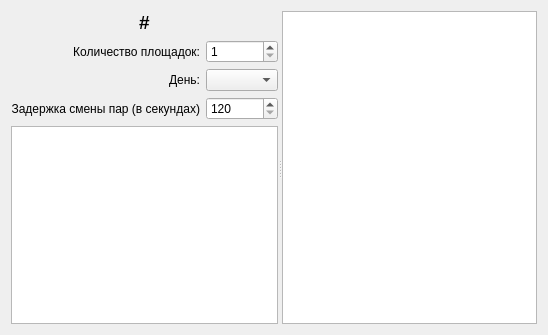
Qt form TournamentManager/dialogschedule2.ui (BarsukAlexey/xelarogi) before a commit.
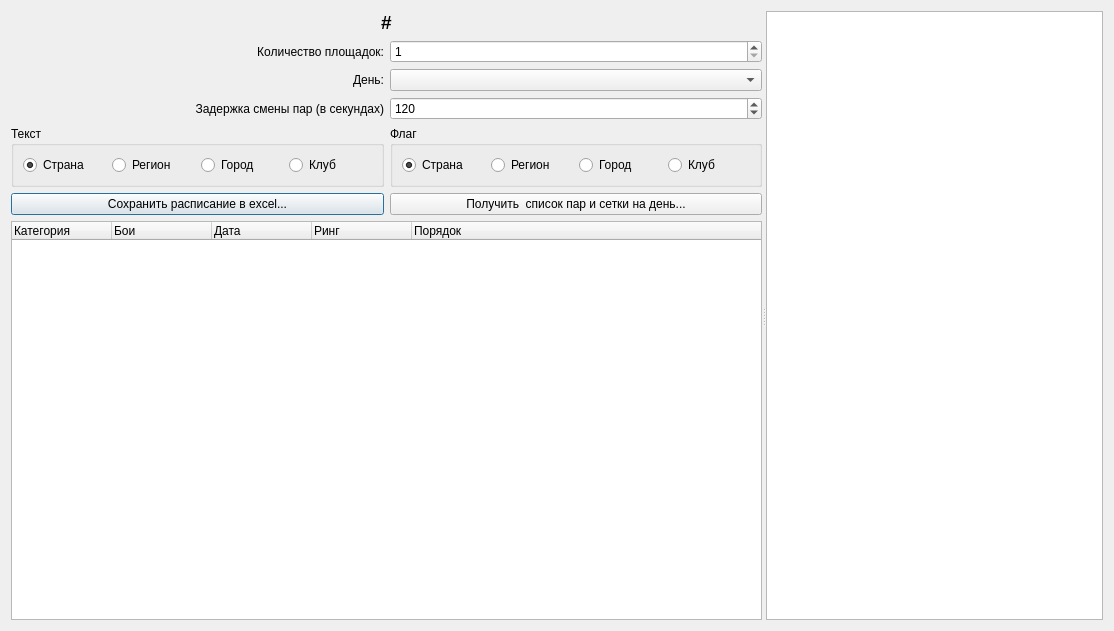
The same form after that commit. Custom widgets are drawn as their Qt base class.

The edit to the form file:
```diff
--- a/TournamentManager/dialogschedule2.ui
+++ b/TournamentManager/dialogschedule2.ui
@@ -6,8 +6,8 @@
    <rect>
     <x>0</x>
     <y>0</y>
-    <width>548</width>
-    <height>335</height>
+    <width>1114</width>
+    <height>631</height>
    </rect>
   </property>
   <property name="windowTitle">
@@ -16,6 +16,12 @@
   <layout class="QGridLayout" name="gridLayout_2">
    <item row="0" column="0">
     <widget class="QSplitter" name="splitter">
+     <property name="sizePolicy">
+      <sizepolicy hsizetype="Expanding" vsizetype="Preferred">
+       <horstretch>0</horstretch>
+       <verstretch>0</verstretch>
+      </sizepolicy>
+     </property>
      <property name="orientation">
       <enum>Qt::Horizontal</enum>
      </property>
@@ -31,6 +37,22 @@
          </property>
         </widget>
        </item>
+       <item row="3" column="1">
+        <widget class="QSpinBox" name="spinBoxDelay">
+         <property name="minimum">
+          <number>5</number>
+         </property>
+         <property name="maximum">
+          <number>100500</number>
+         </property>
+         <property name="singleStep">
+          <number>10</number>
+         </property>
+         <property name="value">
+          <number>120</number>
+         </property>
+        </widget>
+       </item>
        <item row="1" column="1">
         <widget class="QSpinBox" name="spinBoxRing">
          <property name="minimum">
@@ -41,26 +63,6 @@
          </property>
         </widget>
        </item>
-       <item row="3" column="0">
-        <widget class="QLabel" name="label_3">
-         <property name="text">
-          <string>Задержка смены пар (в секундах)</string>
-         </property>
-         <property name="alignment">
-          <set>Qt::AlignRight|Qt::AlignTrailing|Qt::AlignVCenter</set>
-         </property>
-        </widget>
-       </item>
-       <item row="3" column="1">
-        <widget class="QSpinBox" name="spinBoxRing_2">
-         <property name="minimum">
-          <number>120</number>
-         </property>
-         <property name="maximum">
-          <number>100500</number>
-         </property>
-        </widget>
-       </item>
        <item row="0" column="0" colspan="2">
         <widget class="QLabel" name="labelContest">
          <property name="font">
@@ -78,6 +80,16 @@
          </property>
         </widget>
        </item>
+       <item row="3" column="0">
+        <widget class="QLabel" name="label_3">
+         <property name="text">
+          <string>Задержка смены пар (в секундах)</string>
+         </property>
+         <property name="alignment">
+          <set>Qt::AlignRight|Qt::AlignTrailing|Qt::AlignVCenter</set>
+         </property>
+        </widget>
+       </item>
        <item row="2" column="0">
         <widget class="QLabel" name="label_2">
          <property name="text">
@@ -91,24 +103,150 @@
        <item row="2" column="1">
         <widget class="QComboBox" name="comboBoxDay"/>
        </item>
-       <item row="4" column="0" colspan="2">
+       <item row="7" column="0" colspan="2">
         <widget class="Dialogschedule2TreeWidget" name="treeWidget">
-         <attribute name="headerVisible">
-          <bool>false</bool>
-         </attribute>
+         <property name="focusPolicy">
+          <enum>Qt::ClickFocus</enum>
+         </property>
+         <property name="styleSheet">
+          <string notr="true"/>
+         </property>
+         <property name="columnCount">
+          <number>5</number>
+         </property>
          <column>
           <property name="text">
-           <string notr="true">1</string>
+           <string notr="true">Категория</string>
           </property>
          </column>
+         <column>
+          <property name="text">
+           <string notr="true">Бои</string>
+          </property>
+         </column>
+         <column>
+          <property name="text">
+           <string>Дата</string>
+          </property>
+         </column>
+         <column>
+          <property name="text">
+           <string>Ринг</string>
+          </property>
+         </column>
+         <column>
+          <property name="text">
+           <string>Порядок</string>
+          </property>
+         </column>
+        </widget>
+       </item>
+       <item row="4" column="0">
+        <widget class="QGroupBox" name="groupBox_2">
+         <property name="title">
+          <string>Текст</string>
+         </property>
+         <layout class="QHBoxLayout" name="horizontalLayout_2">
+          <item>
+           <widget class="QRadioButton" name="radioTextCountry">
+            <property name="text">
+             <string>Страна</string>
+            </property>
+            <property name="checked">
+             <bool>true</bool>
+            </property>
+           </widget>
+          </item>
+          <item>
+           <widget class="QRadioButton" name="radioTextRegion">
+            <property name="text">
+             <string>Регион</string>
+            </property>
+           </widget>
+          </item>
+          <item>
+           <widget class="QRadioButton" name="radioTextCity">
+            <property name="text">
+             <string>Город</string>
+            </property>
+           </widget>
+          </item>
+          <item>
+           <widget class="QRadioButton" name="radioTextClub">
+            <property name="text">
+             <string>Клуб</string>
+            </property>
+           </widget>
+          </item>
+         </layout>
+        </widget>
+       </item>
+       <item row="4" column="1">
+        <widget class="QGroupBox" name="groupBox">
+         <property name="title">
+          <string>Флаг</string>
+         </property>
+         <layout class="QHBoxLayout" name="horizontalLayout">
+          <item>
+           <widget class="QRadioButton" name="radioFlagCountry">
+            <property name="text">
+             <string>Страна</string>
+            </property>
+            <property name="checked">
+             <bool>true</bool>
+            </property>
+           </widget>
+          </item>
+          <item>
+           <widget class="QRadioButton" name="radioFlagRegion">
+            <property name="text">
+             <string>Регион</string>
+            </property>
+           </widget>
+          </item>
+          <item>
+           <widget class="QRadioButton" name="radioFlagCity">
+            <property name="text">
+             <string>Город</string>
+            </property>
+           </widget>
+          </item>
+          <item>
+           <widget class="QRadioButton" name="radioFlagClub">
+            <property name="text">
+             <string>Клуб</string>
+            </property>
+           </widget>
+          </item>
+         </layout>
+        </widget>
+       </item>
+       <item row="5" column="0">
+        <widget class="QPushButton" name="pushButton">
+         <property name="text">
+          <string>Сохранить расписание в excel...</string>
+         </property>
+        </widget>
+       </item>
+       <item row="5" column="1">
+        <widget class="QPushButton" name="pushButtonListOfPairs">
+         <property name="text">
+          <string>Получить  список пар и сетки на день...</string>
+         </property>
         </widget>
        </item>
       </layout>
      </widget>
-     <widget class="QTableWidget" name="tableWidget">
-      <attribute name="horizontalHeaderVisible">
-       <bool>false</bool>
-      </attribute>
+     <widget class="Dialogschedule2TableWidget" name="tableWidget">
+      <property name="focusPolicy">
+       <enum>Qt::NoFocus</enum>
+      </property>
+      <property name="editTriggers">
+       <set>QAbstractItemView::NoEditTriggers</set>
+      </property>
+      <property name="selectionMode">
+       <enum>QAbstractItemView::NoSelection</enum>
+      </property>
      </widget>
     </widget>
    </item>
@@ -120,6 +258,11 @@
    <extends>QTreeWidget</extends>
    <header>dialogschedule2treewidget.h</header>
   </customwidget>
+  <customwidget>
+   <class>Dialogschedule2TableWidget</class>
+   <extends>QTableWidget</extends>
+   <header>dialogschedule2tablewidget.h</header>
+  </customwidget>
  </customwidgets>
  <resources/>
  <connections/>
```
Left out of the diff: 6 changed lines with no effect on the pictures.
